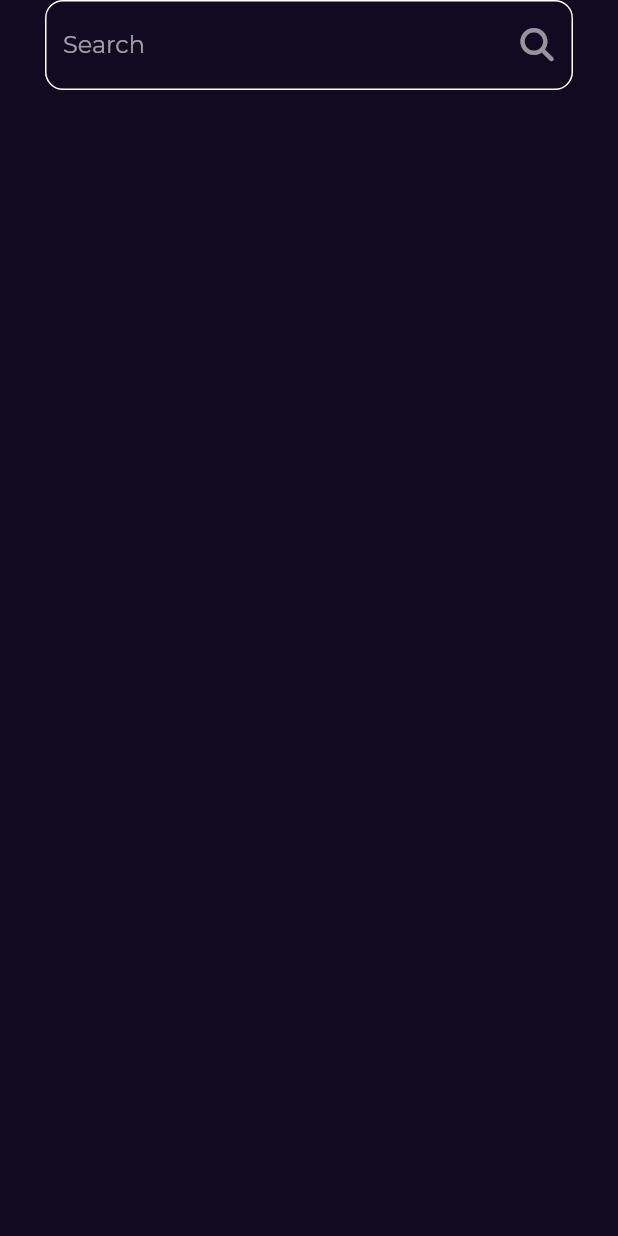
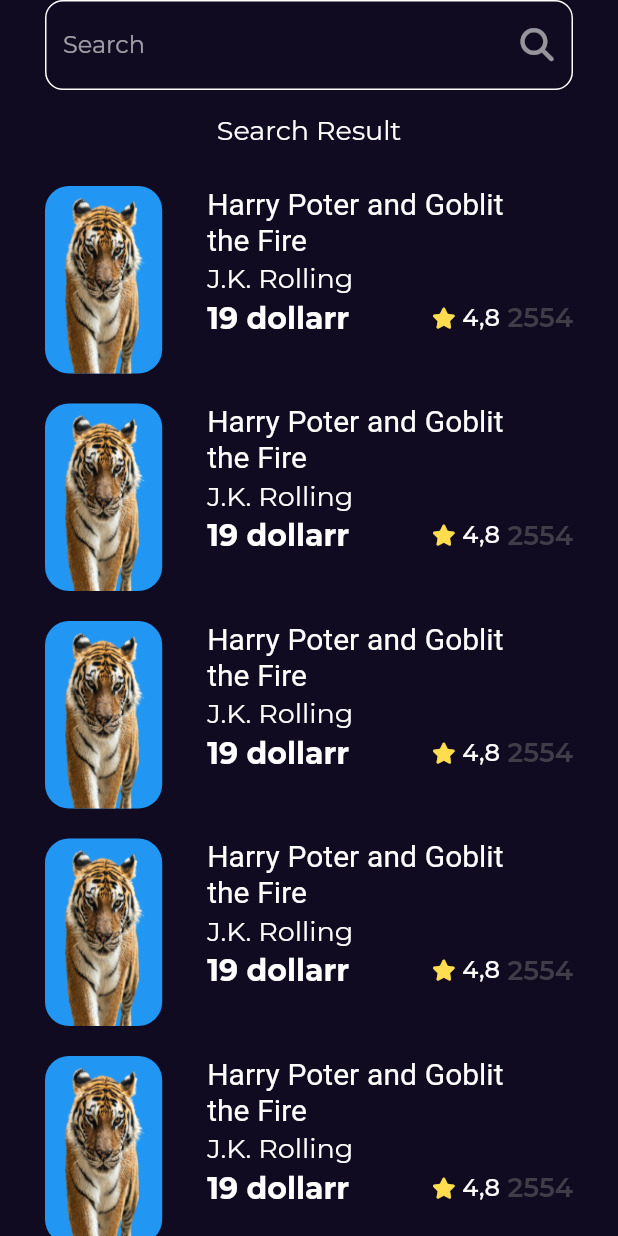
Before and after one commit to rowanibrahem/bookly_app--with-mvvm-pattern, a Flutter app: the HomeView screen opened by its route, after a tap on an icon or button, on a phone screen of 412 x 824 dp. Run offline on Flutter 3.47's test engine with Material 2 defaults, Android fonts, the light colour scheme and no system bars; our stand-ins replace animated_text_kit, font_awesome_flutter, go_router, google_fonts, lottie; Roboto replaces fonts that are missing (GT Sectra Fine).

Commit message:
search view done

```diff
--- a/lib/features/home/data/presentation/views/widgets/best_seller.dart
+++ b/lib/features/home/data/presentation/views/widgets/best_seller.dart
@@ -6,8 +6,8 @@
 import '../../../../../../core/utilies/styles.dart';
 import 'book_rating.dart';
 
-class BestSellers extends StatelessWidget {
-  const BestSellers({Key? key}) : super(key: key);
+class BookListViewItem extends StatelessWidget {
+  const BookListViewItem({Key? key}) : super(key: key);
 
   @override
   Widget build(BuildContext context) {
@@ -16,7 +16,7 @@
         GoRouter.of(context).push('/BookView');
       },
       child: SizedBox(
-        height: 120,
+        height: 125,
         child: Row(
           children: [
             AspectRatio(
--- a/lib/features/home/data/presentation/views/widgets/best_seller_view.dart
+++ b/lib/features/home/data/presentation/views/widgets/best_seller_view.dart
@@ -19,7 +19,7 @@
         itemBuilder:(context, index){
           return const Padding(
             padding: EdgeInsets.symmetric(vertical: 10),
-            child: BestSellers(),
+            child: BookListViewItem(),
           );
         }
     );
--- /dev/null
+++ b/lib/features/search/presentations/views/widgets/search_result.dart
@@ -0,0 +1,21 @@
+import 'package:flutter/material.dart';
+
+import '../../../../home/data/presentation/views/widgets/best_seller.dart';
+
+class SearchResultListView extends StatelessWidget {
+  const SearchResultListView({Key? key}) : super(key: key);
+
+  @override
+  Widget build(BuildContext context) {
+    return ListView.builder(
+        padding: EdgeInsets.zero,
+        itemCount: 10,
+        itemBuilder:(context, index){
+          return const Padding(
+            padding: EdgeInsets.symmetric(vertical: 10),
+            child: BookListViewItem(),
+          );
+        }
+    );;
+  }
+}
--- a/lib/features/search/presentations/views/widgets/search_view_body.dart
+++ b/lib/features/search/presentations/views/widgets/search_view_body.dart
@@ -1,3 +1,5 @@
+import 'package:bookly_app/core/utilies/styles.dart';
+import 'package:bookly_app/features/search/presentations/views/widgets/search_result.dart';
 import 'package:flutter/material.dart';
 
 import 'custom_search_text_field.dart';
@@ -10,8 +12,19 @@
     return Padding(
       padding: const EdgeInsets.symmetric(horizontal: 30),
       child: Column(
-        children: [
+        children: const [
           CustomSearchTextField(),
+          SizedBox(
+            height: 16,
+          ),
+          Text(
+              'Search Result',
+            style: Styles.textStyle14,
+          ),
+          SizedBox(
+            height: 16,
+          ),
+          Expanded(child: SearchResultListView()),
         ],
       ),
     );
```
